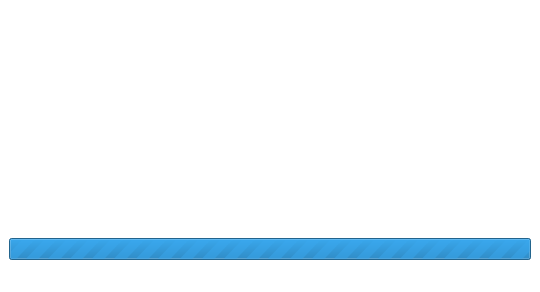
Above: progressslideshowdialog.ui from toradex/qt-tezi before the change. Below: the same form after it.
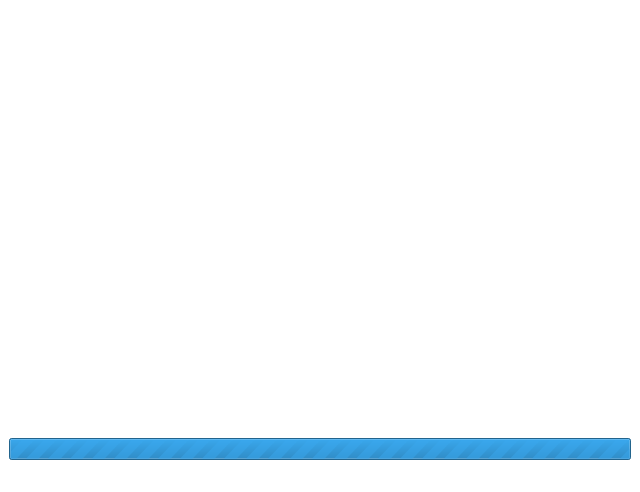
That is the form after the change.

```diff
--- a/progressslideshowdialog.ui
+++ b/progressslideshowdialog.ui
@@ -178,8 +178,8 @@
      </property>
      <property name="minimumSize">
       <size>
-       <width>400</width>
-       <height>200</height>
+       <width>640</width>
+       <height>400</height>
       </size>
      </property>
      <property name="frameShape">
@@ -197,6 +197,9 @@
      <property name="indent">
       <number>-1</number>
      </property>
+     <property name="alignment">
+      <set>Qt::AlignCenter</set>
+     </property>
     </widget>
    </item>
    <item>
```
